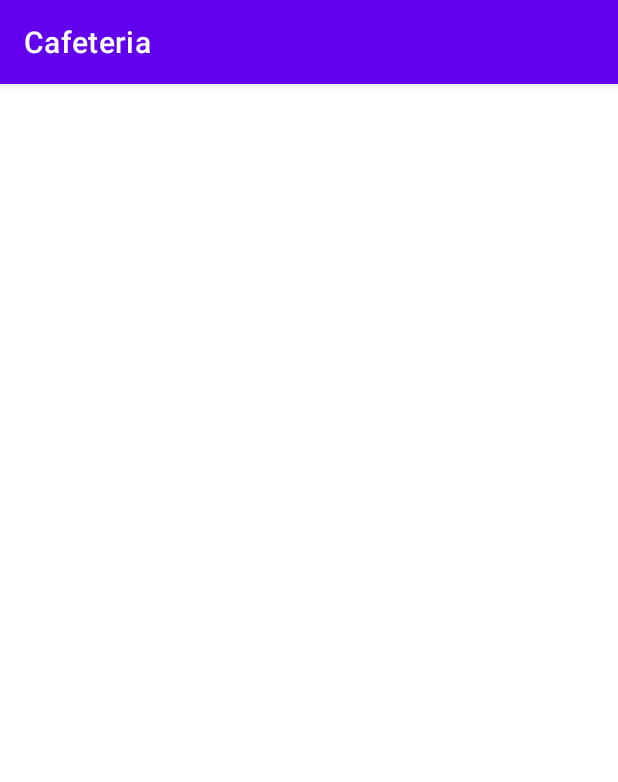
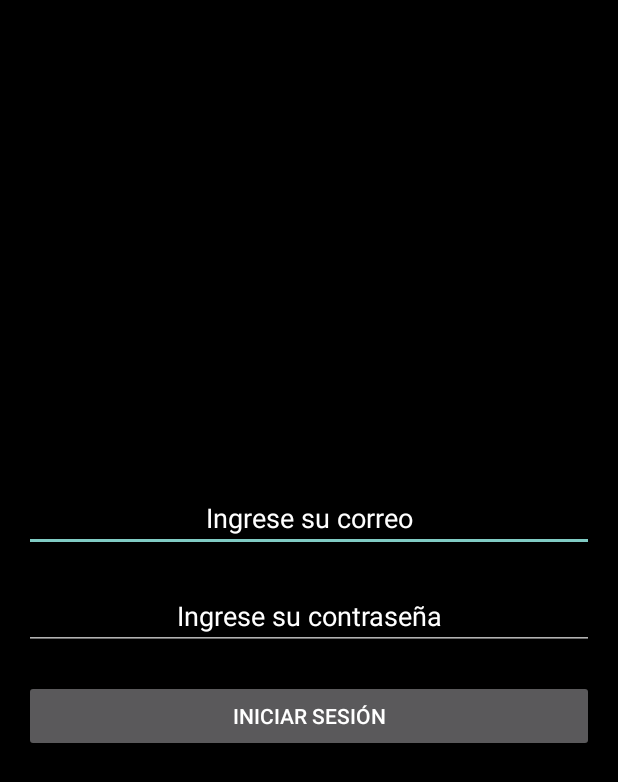
Before and after one commit to snorfil/Cafeteria, an Android app: the fragment Login shown on its own in the app's theme, on a phone screen of 412 x 824 dp. Shown: the top 782 px of the screen. Run offline under Robolectric (Android 15) with nearby library versions, the phone set to English and light mode, and no system bars.

Commit message:
añadido el loging

```diff
--- a/app/src/main/AndroidManifest.xml
+++ b/app/src/main/AndroidManifest.xml
@@ -10,7 +10,7 @@
         android:label="@string/app_name"
         android:roundIcon="@mipmap/ic_launcher_round"
         android:supportsRtl="true"
-        android:theme="@style/Theme.Cafeteria"
+        android:theme="@style/Theme.Design.NoActionBar"
         tools:targetApi="31">
         <activity
             android:name=".MainActivity"
--- a/app/src/main/java/com/example/cafeteria/HolderData.java
+++ b/app/src/main/java/com/example/cafeteria/HolderData.java
@@ -1,7 +1,8 @@
 package com.example.cafeteria;
 
 public class HolderData {
-    String nombre;
+     String nombre;
+     boolean isPromo = false;
 
     public HolderData(String nombre) {
         this.nombre = nombre;
--- a/app/src/main/java/com/example/cafeteria/vistas/Login.java
+++ b/app/src/main/java/com/example/cafeteria/vistas/Login.java
@@ -7,6 +7,8 @@ import androidx.fragment.app.Fragment;
 import android.view.LayoutInflater;
 import android.view.View;
 import android.view.ViewGroup;
+import android.widget.Button;
+import android.widget.EditText;
 
 import com.example.cafeteria.R;
 
@@ -14,17 +16,36 @@ import com.example.cafeteria.R;
 public class Login extends Fragment {
 
 
-
-
-    public Login() {
-
-    }
-
+    private EditText etEmail, etPassword;
+    private Button btnLogin;
 
     @Override
     public View onCreateView(LayoutInflater inflater, ViewGroup container,
                              Bundle savedInstanceState) {
 
-        return inflater.inflate(R.layout.fragment_login, container, false);
+        View view = inflater.inflate(R.layout.fragment_login, container, false);
+
+        etEmail = view.findViewById(R.id.etEmail);
+        etPassword = view.findViewById(R.id.etPassword);
+        btnLogin = view.findViewById(R.id.btnLogin);
+
+        btnLogin.setOnClickListener(new View.OnClickListener() {
+            @Override
+            public void onClick(View v) {
+                String email = etEmail.getText().toString();
+                String password = etPassword.getText().toString();
+                login(email, password);
+            }
+        });
+
+        return view;
+    }
+
+    private void login(String email, String password) {
+        //TODO: Implement login logic
+    }
+
+    public Login() {
+
     }
 }
--- /dev/null
+++ b/app/src/main/res/drawable/estrella_vectorial.xml
@@ -0,0 +1,5 @@
+<?xml version="1.0" encoding="utf-8"?>
+<svg xmlns="http://www.w3.org/2000/svg" width="100" height="100">
+    <polygon points="50,1 63,38 100,38 69,59 82,95 50,76 18,95 31,59 0,38 37,38"
+        fill="red" stroke="black" stroke-width="2" />
+</svg>
--- a/app/src/main/res/layout/fragment_login.xml
+++ b/app/src/main/res/layout/fragment_login.xml
@@ -1,17 +1,41 @@
 <?xml version="1.0" encoding="utf-8"?>
-<androidx.constraintlayout.widget.ConstraintLayout xmlns:android="http://schemas.android.com/apk/res/android"
-    xmlns:app="http://schemas.android.com/apk/res-auto"
-    xmlns:tools="http://schemas.android.com/tools"
-    android:id="@+id/padre"
+<LinearLayout xmlns:android="http://schemas.android.com/apk/res/android"
     android:layout_width="match_parent"
     android:layout_height="match_parent"
-    tools:context=".vistas.Login">
+    android:orientation="vertical"
+    android:background="@color/black"
+    android:padding="16dp"
+    android:gravity="center">
 
-    <!-- TODO: Update blank fragment layout -->
-    <TextView
-        android:id="@+id/textView2"
-        android:layout_width="0dp"
-        android:layout_height="0dp"
-        />
+    <EditText
+        android:id="@+id/etEmail"
+        android:layout_width="match_parent"
+        android:layout_height="wrap_content"
+        android:layout_marginBottom="20dp"
+        android:textColor="@color/white"
+        android:textColorHint="@color/white"
+        android:shadowColor="@color/white"
+        android:hint="@string/email"
+        android:inputType="textEmailAddress"
+        android:gravity="center"/>
 
-</androidx.constraintlayout.widget.ConstraintLayout>
+    <EditText
+        android:id="@+id/etPassword"
+        android:layout_width="match_parent"
+        android:layout_height="wrap_content"
+        android:layout_marginBottom="20dp"
+        android:textColor="@color/white"
+        android:textColorHint="@color/white"
+        android:shadowColor="@color/white"
+        android:hint="@string/password"
+        android:inputType="textPassword"
+        android:gravity="center"/>
+
+    <Button
+        android:id="@+id/btnLogin"
+        android:layout_width="match_parent"
+        android:layout_height="wrap_content"
+        android:text="@string/login"
+        android:gravity="center"/>
+
+</LinearLayout>
--- a/app/src/main/res/values/strings.xml
+++ b/app/src/main/res/values/strings.xml
@@ -2,4 +2,7 @@
     <string name="app_name">Cafeteria</string>
     <!-- TODO: Remove or change this placeholder text -->
     <string name="hello_blank_fragment">Hello blank fragment</string>
+    <string name="email">Ingrese su correo</string>
+    <string name="password">Ingrese su contraseña</string>
+    <string name="login">Iniciar sesión</string>
 </resources>
```
Also changed, not shown: app/src/main/java/com/example/cafeteria/AdaptadorRcv.java (+8 -0 lines), app/src/main/java/com/example/cafeteria/MainActivity.java (+42 -1 lines), app/src/main/java/com/example/cafeteria/vistas/HolderRcV.java (+13 -0 lines), app/src/main/res/drawable/linea.xml (added, +10 -0 lines), app/src/main/res/drawable/product_image.xml (added, +8 -0 lines), app/src/main/res/drawable/promo_banner.xml (added, +8 -0 lines), app/src/main/res/drawable/star.xml (added, +8 -0 lines), app/src/main/res/layout/activity_main.xml (+7 -0 lines), app/src/main/res/layout/prueba_rcv1.xml (added, +36 -0 lines), app/src/main/res/layout/rcv_item.xml (+28 -1 lines).
